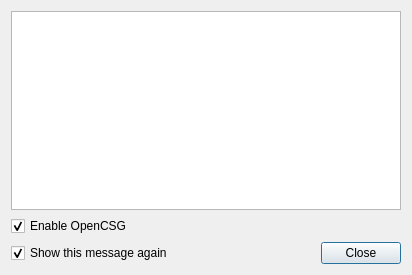
The window that src/gui/OpenCSGWarningDialog.ui (openscad/openscad) describes before a commit, drawn with Qt 5.
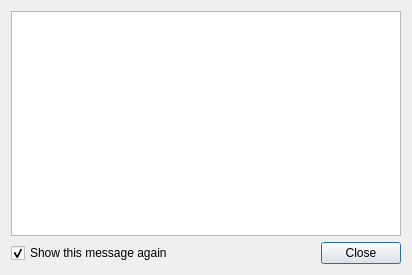
The same window after the commit.

Commit message: Remove support for OpenGL < 2

Diff of the .ui file:
```diff
--- a/src/gui/OpenCSGWarningDialog.ui
+++ b/src/gui/OpenCSGWarningDialog.ui
@@ -28,16 +28,6 @@
      </property>
     </widget>
    </item>
-   <item>
-    <widget class="QCheckBox" name="enableOpenCSGBox">
-     <property name="text">
-      <string>Enable OpenCSG</string>
-     </property>
-     <property name="checked">
-      <bool>true</bool>
-     </property>
-    </widget>
-   </item>
    <item>
     <layout class="QHBoxLayout" name="horizontalLayout">
      <item>
```
The commit also changes 8 other files.
